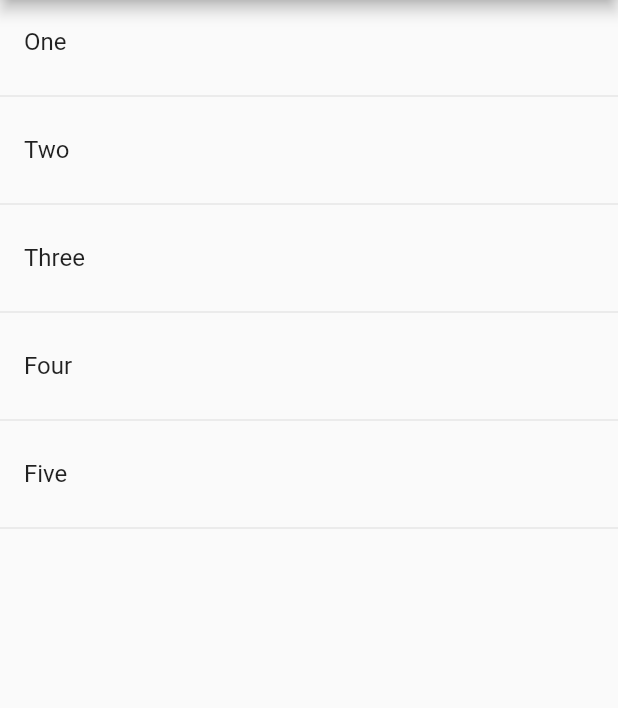
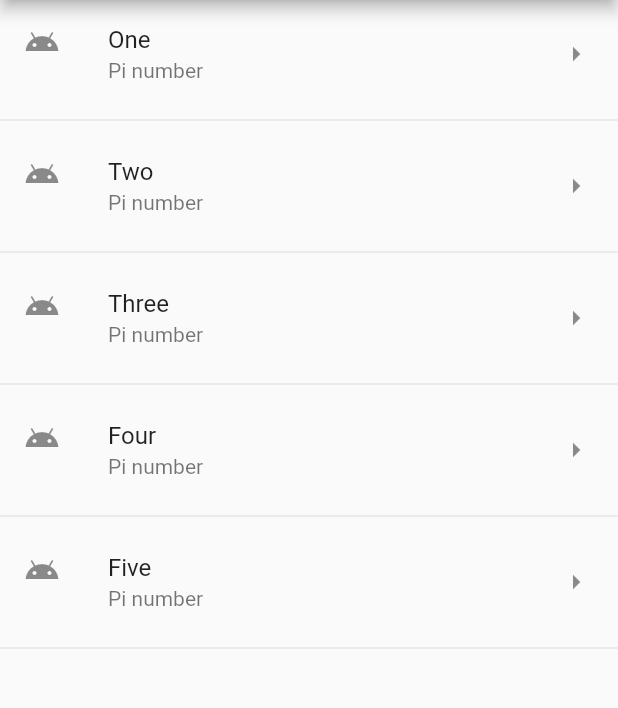
Before and after one commit to jas095/components_app, a Flutter app: the screen it shows after launch, on a phone screen of 412 x 824 dp, the part 84-792 px from its top. Run offline on Flutter 3.47's test engine with Material 2 defaults, Android fonts, the phone set to English and light mode, and no system bars.

Commit message:
New method to create Items List

```diff
--- a/lib/src/pages/home_temp.dart
+++ b/lib/src/pages/home_temp.dart
@@ -11,7 +11,8 @@ class HomePageTemp extends StatelessWidget {
         centerTitle: true,
       ),
       body: ListView(
-        children: _createItems(),
+        // children: _createItems(),
+        children: _createItemsShort(),
       ),
     );
   }
@@ -29,4 +30,21 @@ class HomePageTemp extends StatelessWidget {
 
     return listItems;
   }
+
+  List<Widget> _createItemsShort() {
+    return option
+        .map((e) => Column(
+              children: <Widget>[
+                ListTile(
+                  leading: Icon(Icons.android),
+                  title: Text(e),
+                  subtitle: Text('Pi number'),
+                  trailing: Icon(Icons.arrow_right),
+                  onTap: () {},
+                ),
+                Divider()
+              ],
+            ))
+        .toList();
+  }
 }
```
